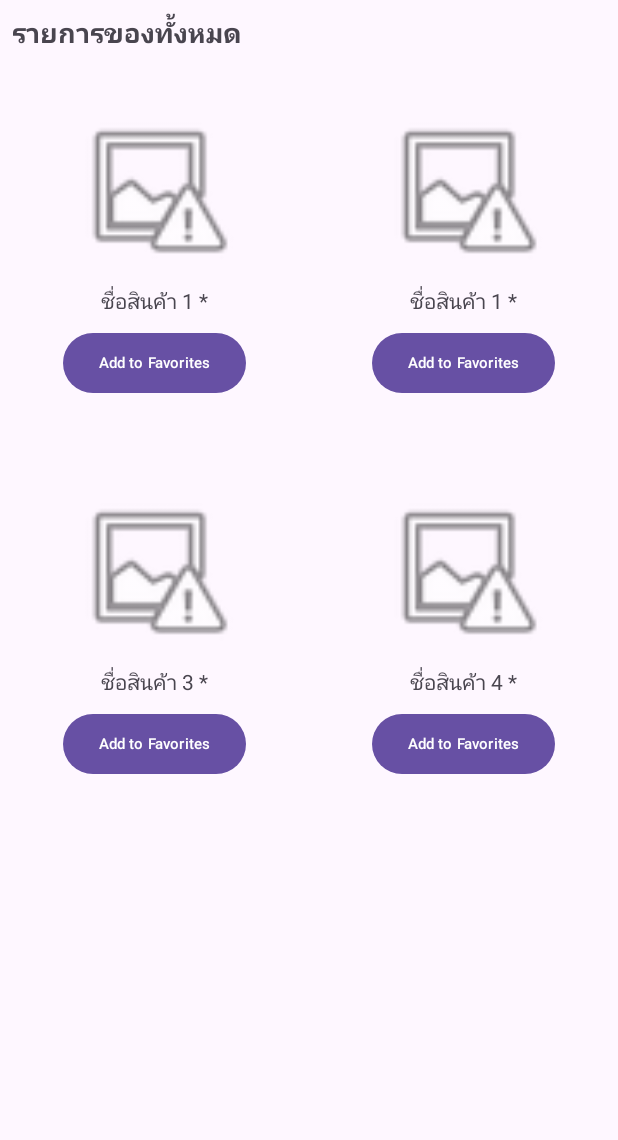
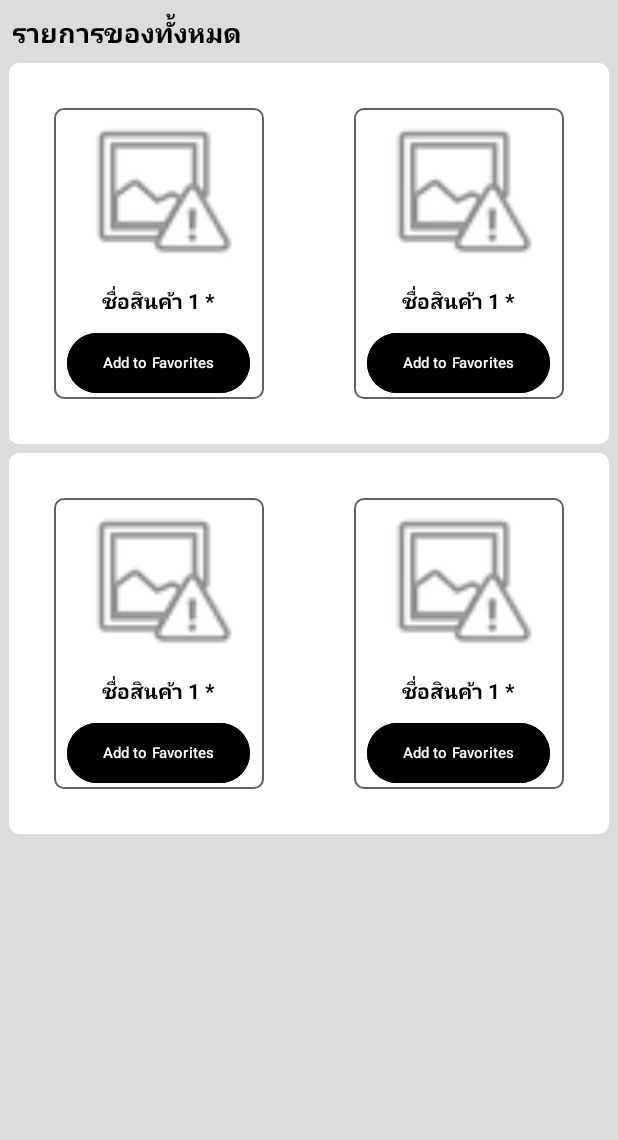
Before and after one commit to NaphatNorths/exchange, an Android app: the fragment ExchangeFragment placed in its activity, on a phone screen of 412 x 824 dp, the part 96-1236 px from its top. Run offline under Robolectric (Android 15) with nearby library versions, the phone set to English and light mode, and no system bars.

Commit message:
hee kuy ted

```diff
--- /dev/null
+++ b/app/src/main/res/drawable/backbotton_1.xml
@@ -0,0 +1,10 @@
+<selector xmlns:android="http://schemas.android.com/apk/res/android">
+    <!-- สีเมื่อกด (Pressed) -->
+    <item android:state_pressed="true" android:color="#A6767676" />
+    <!-- สีเมื่อปิดการใช้งาน (Disabled) -->
+    <item android:state_enabled="false" android:color="#FFFFFF" />
+    <!-- สีปกติ (Default) -->
+    <item android:color="#000000" />
+
+
+</selector>
--- a/app/src/main/res/layout/fragment_exchange.xml
+++ b/app/src/main/res/layout/fragment_exchange.xml
@@ -5,12 +5,14 @@
     android:layout_height="match_parent"
     xmlns:app="http://schemas.android.com/apk/res-auto"
     tools:context=".ui.ExchangeFragment"
+    android:background="#DCDCDC"
     android:orientation="vertical">
 
     <TextView
         android:layout_width="match_parent"
         android:layout_height="wrap_content"
         android:padding="8dp"
+        android:textColor="@color/black"
         android:text="รายการของทั้งหมด"
         android:textSize="18dp"
         android:textStyle="bold" />
@@ -20,6 +22,8 @@
         android:layout_height="wrap_content"
         android:orientation="horizontal"
         android:gravity="center"
+        android:layout_marginHorizontal="6dp"
+        android:background="@drawable/background_prongsai_3"
         android:weightSum="2">
 
         <LinearLayout
@@ -31,6 +35,7 @@
             android:layout_margin="30dp"
             android:clickable="true"
             android:focusable="true"
+            android:background="@drawable/background_prongsai_2"
             android:layout_weight="1"> <!-- เพิ่ม layout_weight เป็น 1 เพื่อให้พื้นที่เท่ากัน -->
 
             <ImageView
@@ -47,15 +52,19 @@
                 android:text="ชื่อสินค้า 1 *"
                 android:textSize="14sp"
                 android:layout_marginTop="8dp"
-                android:textAlignment="center"/>
+                android:textAlignment="center"
+                android:textColor="@color/black"
+                android:textStyle="bold"/>
 
             <Button
-                android:id="@+id/btn_add_favorites"
+                android:id="@+id/btnAddFavorites"
                 android:layout_width="wrap_content"
                 android:layout_height="wrap_content"
                 android:text="Add to Favorites"
                 android:textSize="10dp"
-                android:layout_marginTop="8dp"/>
+                android:layout_marginTop="8dp"
+                android:backgroundTint="@drawable/backbotton_1"/>
+
         </LinearLayout>
 
         <LinearLayout
@@ -67,7 +76,8 @@
             android:layout_margin="30dp"
             android:clickable="true"
             android:focusable="true"
-            android:layout_weight="1">
+            android:background="@drawable/background_prongsai_2"
+            android:layout_weight="1"> <!-- เพิ่ม layout_weight เป็น 1 เพื่อให้พื้นที่เท่ากัน -->
 
             <ImageView
                 android:id="@+id/imageView2"
@@ -83,7 +93,9 @@
                 android:text="ชื่อสินค้า 1 *"
                 android:textSize="14sp"
                 android:layout_marginTop="8dp"
-                android:textAlignment="center"/>
+                android:textAlignment="center"
+                android:textColor="@color/black"
+                android:textStyle="bold"/>
 
             <Button
                 android:id="@+id/btn_add_favorites2"
@@ -91,7 +103,9 @@
                 android:layout_height="wrap_content"
                 android:text="Add to Favorites"
                 android:textSize="10dp"
-                android:layout_marginTop="8dp"/>
+                android:layout_marginTop="8dp"
+                android:backgroundTint="@drawable/backbotton_1"/>
+
         </LinearLayout>
 
     </LinearLayout>
@@ -103,11 +117,13 @@
 
     <!-- Move LinearLayout2 below LinearLayout1 -->
     <LinearLayout
-        android:id="@+id/LinearLayout2"
         android:layout_width="match_parent"
         android:layout_height="wrap_content"
         android:orientation="horizontal"
         android:gravity="center"
+        android:layout_marginVertical="6dp"
+        android:layout_marginHorizontal="6dp"
+        android:background="@drawable/background_prongsai_3"
         android:weightSum="2">
 
         <LinearLayout
@@ -119,6 +135,7 @@
             android:layout_margin="30dp"
             android:clickable="true"
             android:focusable="true"
+            android:background="@drawable/background_prongsai_2"
             android:layout_weight="1"> <!-- เพิ่ม layout_weight เป็น 1 เพื่อให้พื้นที่เท่ากัน -->
 
             <ImageView
@@ -132,10 +149,12 @@
                 android:id="@+id/product_name3"
                 android:layout_width="wrap_content"
                 android:layout_height="wrap_content"
-                android:text="ชื่อสินค้า 3 *"
+                android:text="ชื่อสินค้า 1 *"
                 android:textSize="14sp"
                 android:layout_marginTop="8dp"
-                android:textAlignment="center"/>
+                android:textAlignment="center"
+                android:textColor="@color/black"
+                android:textStyle="bold"/>
 
             <Button
                 android:id="@+id/btn_add_favorites3"
@@ -143,7 +162,9 @@
                 android:layout_height="wrap_content"
                 android:text="Add to Favorites"
                 android:textSize="10dp"
-                android:layout_marginTop="8dp"/>
+                android:layout_marginTop="8dp"
+                android:backgroundTint="@drawable/backbotton_1"/>
+
         </LinearLayout>
 
         <LinearLayout
@@ -155,7 +176,8 @@
             android:layout_margin="30dp"
             android:clickable="true"
             android:focusable="true"
-            android:layout_weight="1">
+            android:background="@drawable/background_prongsai_2"
+            android:layout_weight="1"> <!-- เพิ่ม layout_weight เป็น 1 เพื่อให้พื้นที่เท่ากัน -->
 
             <ImageView
                 android:id="@+id/imageView4"
@@ -168,10 +190,12 @@
                 android:id="@+id/product_name4"
                 android:layout_width="wrap_content"
                 android:layout_height="wrap_content"
-                android:text="ชื่อสินค้า 4 *"
+                android:text="ชื่อสินค้า 1 *"
                 android:textSize="14sp"
                 android:layout_marginTop="8dp"
-                android:textAlignment="center"/>
+                android:textAlignment="center"
+                android:textColor="@color/black"
+                android:textStyle="bold"/>
 
             <Button
                 android:id="@+id/btn_add_favorites4"
@@ -179,8 +203,11 @@
                 android:layout_height="wrap_content"
                 android:text="Add to Favorites"
                 android:textSize="10dp"
-                android:layout_marginTop="8dp"/>
+                android:layout_marginTop="8dp"
+                android:backgroundTint="@drawable/backbotton_1"/>
+
         </LinearLayout>
+
     </LinearLayout>
 
 </LinearLayout>
--- a/app/src/main/res/layout/fragment_home.xml
+++ b/app/src/main/res/layout/fragment_home.xml
@@ -236,7 +236,7 @@
             android:weightSum="2">
 
             <LinearLayout
-                android:id="@+id/LinearLayoutClick"
+                android:id="@+id/LinearLayoutClickMeNaja"
                 android:layout_width="0dp"
                 android:layout_height="wrap_content"
                 android:orientation="vertical"
@@ -272,7 +272,7 @@
                     android:text="Add to Favorites"
                     android:textSize="10dp"
                     android:layout_marginTop="8dp"
-                    android:backgroundTint="@color/black"/>
+                    android:backgroundTint="@drawable/backbotton_1"/>
 
             </LinearLayout>
 
@@ -313,7 +313,7 @@
                     android:text="Add to Favorites"
                     android:textSize="10dp"
                     android:layout_marginTop="8dp"
-                    android:backgroundTint="@color/black"/>
+                    android:backgroundTint="@drawable/backbotton_1"/>
 
             </LinearLayout>
 
```
Also changed, not shown: app/src/main/java/com/norths/project/exchange/ui/HomeFragment.kt (+7 -1 lines), app/src/main/res/layout/fragment_favorites.xml (+27 -9 lines), app/src/main/res/layout/fragment_itemprofile.xml (+32 -6 lines).
